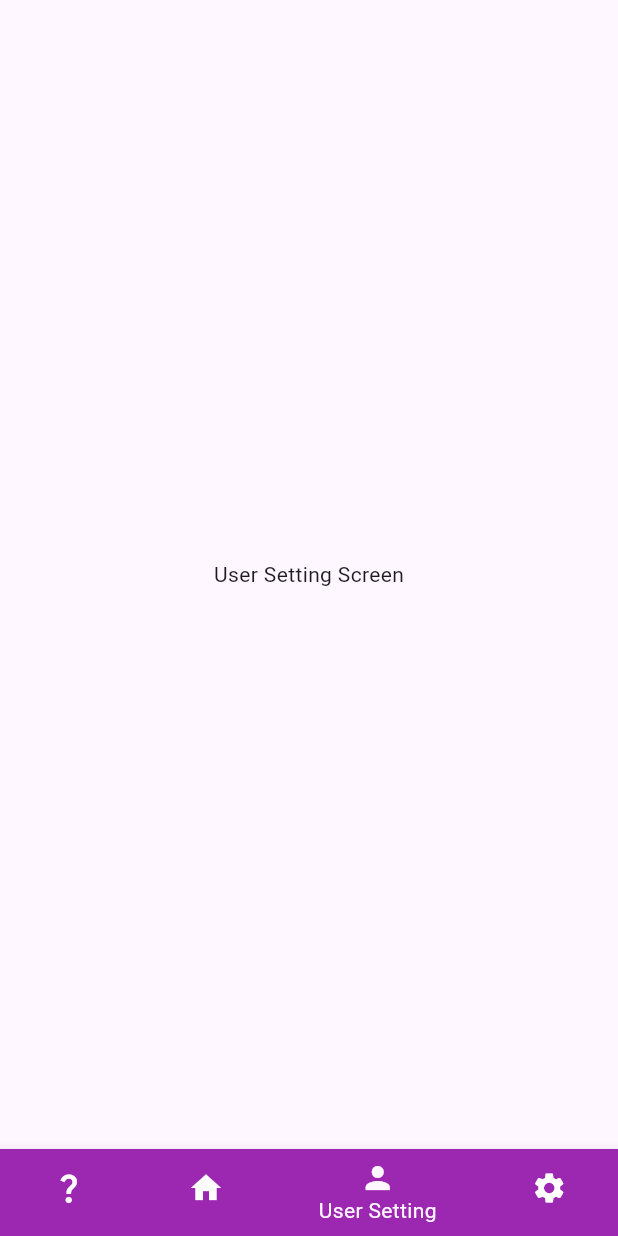
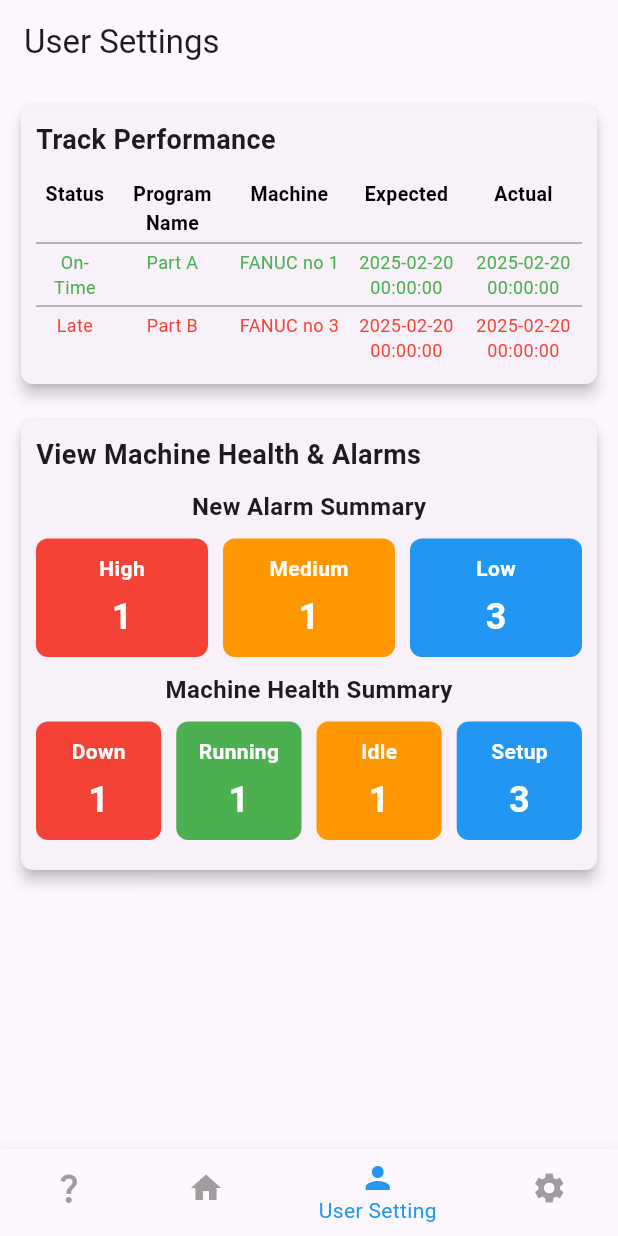
Before and after one commit to akkbar/barka_cnc_mobile, a Flutter app: the screen it shows after launch, item 3 of the bottom bar chosen, on a phone screen of 412 x 824 dp. Run offline on Flutter 3.47's test engine with Material 3 defaults, Android fonts, the light colour scheme and no system bars; our stand-ins replace get_storage; missing offline and left inert: flutter_inappwebview.

Commit message:
add template

```diff
--- a/lib/main.dart
+++ b/lib/main.dart
@@ -63,27 +63,28 @@ class _MainScreenState extends State<MainScreen> {
           BottomNavigationBarItem(
             icon: Icon(Icons.question_mark_outlined),
             label: 'Documentation',
-            backgroundColor: Colors.purple,
+            // backgroundColor: Colors.grey,
           ),
           BottomNavigationBarItem(
             icon: Icon(Icons.home),
             label: 'Home',
-            backgroundColor: Colors.purple,
+            // backgroundColor: Colors.grey,
           ),
           BottomNavigationBarItem(
             icon: Icon(Icons.person),
             label: 'User Setting',
-            backgroundColor: Colors.purple,
+            // backgroundColor: Colors.grey,
           ),
           BottomNavigationBarItem(
             icon: Icon(Icons.settings),
             label: 'App Setting',
-            backgroundColor: Colors.purple,
+            // backgroundColor: Colors.grey,
           ),
         ],
         currentIndex: _selectedIndex,
-        selectedItemColor: Colors.purpleAccent[800],
-        unselectedItemColor: Colors.white,
+        selectedItemColor: Colors.blue, // Set the selected item color to blue
+        unselectedItemColor: Colors.grey,
+        backgroundColor: Colors.grey,
         onTap: _onItemTapped,
       ),
     );
--- a/lib/screens/user_setting_screen.dart
+++ b/lib/screens/user_setting_screen.dart
@@ -5,8 +5,133 @@ class UserSettingScreen extends StatelessWidget {
 
   @override
   Widget build(BuildContext context) {
-    return const Center(
-      child: Text('User Setting Screen'),
+    return Scaffold(
+      appBar: AppBar(
+        title: const Text('User Settings'),
+      ),
+      body: SingleChildScrollView(
+        child: Padding(
+          padding: const EdgeInsets.all(10.0),
+          child: Column(
+            crossAxisAlignment: CrossAxisAlignment.start,
+            children: [
+              _buildCard("Track Performance", _buildActiveJobsTable()),
+              const SizedBox(height: 16),
+              _buildCard("View Machine Health & Alarms", _buildMachineHealth()),
+            ],
+          ),
+        ),
+      ),
+    );
+  }
+
+  Widget _buildCard(String title, Widget child) {
+    return Card(
+      elevation: 4,
+      shape: RoundedRectangleBorder(borderRadius: BorderRadius.circular(8)),
+      child: Padding(
+        padding: const EdgeInsets.all(10),
+        child: Column(
+          crossAxisAlignment: CrossAxisAlignment.start,
+          children: [
+            Text(title, style: const TextStyle(fontSize: 18, fontWeight: FontWeight.bold)),
+            const SizedBox(height: 10),
+            child,
+          ],
+        ),
+      ),
+    );
+  }
+
+  Widget _buildActiveJobsTable() {
+    return Table(
+      border: const TableBorder(
+        horizontalInside: BorderSide(width: 1, color: Colors.grey),
+      ),
+      columnWidths: const {
+        0: FlexColumnWidth(2),
+        1: FlexColumnWidth(3),
+        2: FlexColumnWidth(3),
+        3: FlexColumnWidth(3),
+        4: FlexColumnWidth(3),
+      },
+      children: [
+        _buildTableRow(["Status", "Program Name", "Machine", "Expected", "Actual"], isHeader: true),
+        _buildTableRow(["On-Time", "Part A", "FANUC no 1", "2025-02-20\n00:00:00", "2025-02-20\n00:00:00"], status: Colors.green),
+        _buildTableRow(["Late", "Part B", "FANUC no 3", "2025-02-20\n00:00:00", "2025-02-20\n00:00:00"], status: Colors.red),
+      ],
+    );
+  }
+
+  TableRow _buildTableRow(List<String> cells, {bool isHeader = false, Color? status}) {
+    return TableRow(
+      children: cells.map((cell) {
+        return Padding(
+          padding: const EdgeInsets.all(4.0),
+          child: Text(
+            cell,
+            textAlign: TextAlign.center,
+            style: TextStyle(
+              fontWeight: isHeader ? FontWeight.bold : FontWeight.normal,
+              fontSize: isHeader ? 13 : 12,
+              color: status ?? Colors.black,
+            ),
+          ),
+        );
+      }).toList(),
+    );
+  }
+
+  Widget _buildMachineHealth() {
+    return Column(
+      children: [
+        _buildHealthSummary("New Alarm Summary", [
+          _buildInfoBox("High", "1", Colors.red),
+          const SizedBox(width: 10),
+          _buildInfoBox("Medium", "1", Colors.orange),
+          const SizedBox(width: 10),
+          _buildInfoBox("Low", "3", Colors.blue),
+        ]),
+        _buildHealthSummary("Machine Health Summary", [
+          _buildInfoBox("Down", "1", Colors.red),
+          const SizedBox(width: 10),
+          _buildInfoBox("Running", "1", Colors.green),
+          const SizedBox(width: 10),
+          _buildInfoBox("Idle", "1", Colors.orange),
+          const SizedBox(width: 10),
+          _buildInfoBox("Setup", "3", Colors.blue),
+        ]),
+      ],
+    );
+  }
+
+  Widget _buildHealthSummary(String title, List<Widget> boxes) {
+    return Column(
+      children: [
+        Text(title, style: const TextStyle(fontSize: 16, fontWeight: FontWeight.bold)),
+        const SizedBox(height: 10),
+        Row(
+          mainAxisAlignment: MainAxisAlignment.spaceAround,
+          children: boxes,
+        ),
+        const SizedBox(height: 10),
+      ],
+    );
+  }
+
+  Widget _buildInfoBox(String label, String number, Color color) {
+    return Expanded(
+      child: Container(
+        padding: const EdgeInsets.all(10),
+        decoration: BoxDecoration(color: color, borderRadius: BorderRadius.circular(8)),
+        child: Column(
+          children: [
+            Text(label, style: const TextStyle(color: Colors.white, fontWeight: FontWeight.bold)),
+            const SizedBox(height: 5),
+            Text(number, style: const TextStyle(color: Colors.white, fontSize: 24, fontWeight: FontWeight.bold)),
+          ],
+        ),
+      ),
     );
   }
 }
--- a/pubspec.yaml
+++ b/pubspec.yaml
@@ -32,7 +32,7 @@ dependencies:
     sdk: flutter
   flutter_inappwebview: ^6.0.0
   get_storage: ^2.0.3
-  webview_flutter: ^3.0.4
+
 
 
   # The following adds the Cupertino Icons font to your application.
```
Also changed, not shown: pubspec.lock, 5 other files.
